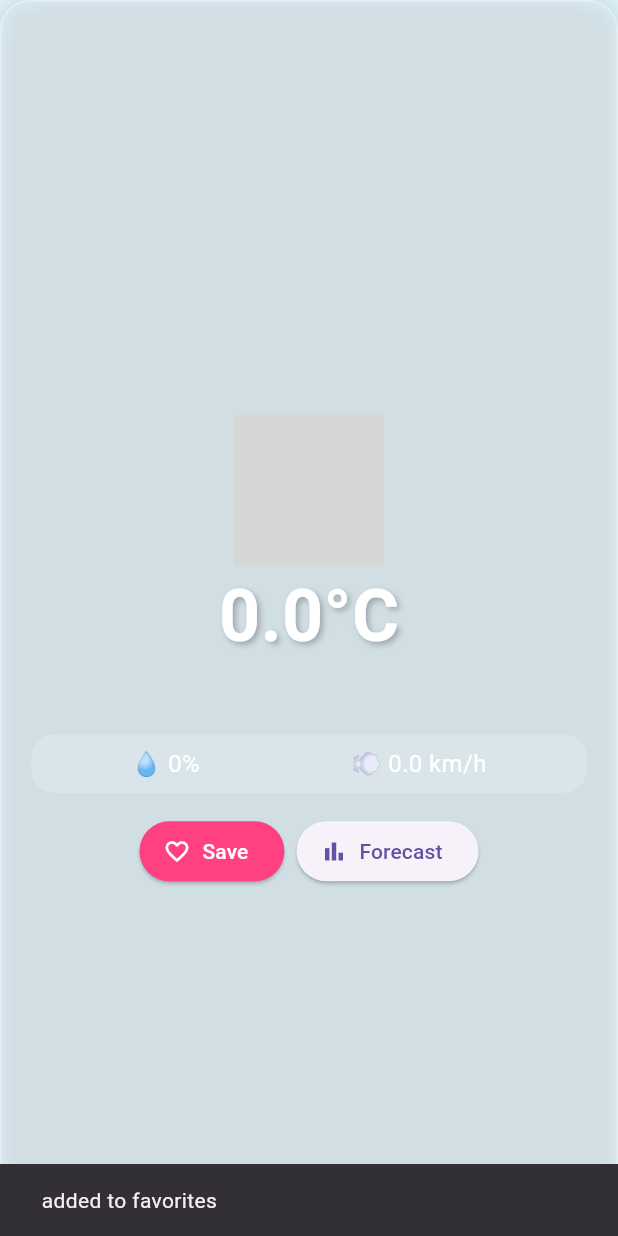
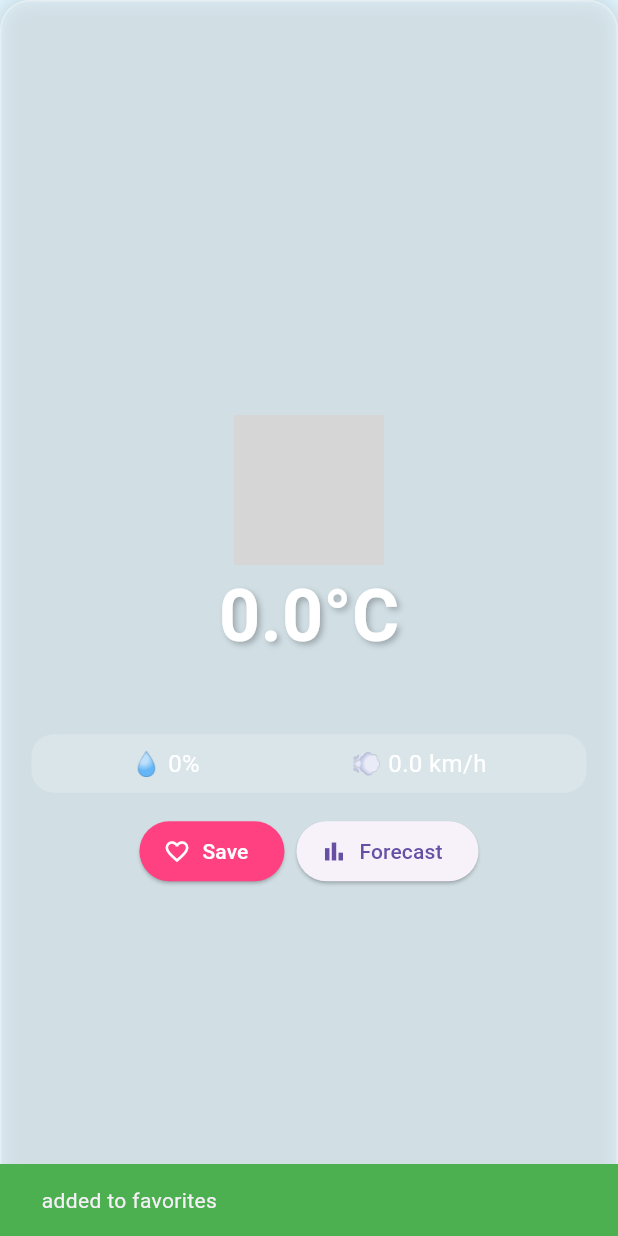
Before and after one commit to salharifan/SkyMind, a Flutter app: the WeatherCard widget shown alone on an empty page, opened directly with empty values, after a tap on "Save", on a phone screen of 412 x 824 dp. Run offline on Flutter 3.47's test engine with Material 3 defaults, Android fonts, the phone set to English and light mode, and no system bars; our stand-ins replace dio, fl_chart, flutter_local_notifications, flutter_riverpod, hive, hive_flutter and 1 more; missing offline and left inert: workmanager; accounts and stored records are empty; network calls fail; grey boxes are pictures that could not be loaded.

Commit message:
Add duplicate check for favorites

```diff
--- a/lib/features/favourites/view_model/favourites_view_model.dart
+++ b/lib/features/favourites/view_model/favourites_view_model.dart
@@ -17,11 +17,22 @@ class FavoritesNotifier extends StateNotifier<List<FavouritesModel>> {
     state = box.values.toList();
   }
 
-  Future<void> addFavorite(String cityName) async {
+  Future<bool> addFavorite(String cityName) async {
     final box = Hive.box<FavouritesModel>('favorites');
+
+    // Check for duplicate
+    final exists = box.values.any(
+      (element) => element.cityName.toLowerCase() == cityName.toLowerCase(),
+    );
+
+    if (exists) {
+      return false; // Already exists
+    }
+
     final city = FavouritesModel(cityName: cityName);
     await box.add(city);
     await loadFavorites();
+    return true; // Added successfully
   }
 
   Future<void> removeFavorite(String cityName) async {
--- a/lib/features/home/view/home_screen.dart
+++ b/lib/features/home/view/home_screen.dart
@@ -274,15 +274,25 @@ class WeatherCard extends StatelessWidget {
             Consumer(
               builder: (context, ref, child) {
                 return ElevatedButton.icon(
-                  onPressed: () {
-                    ref
+                  onPressed: () async {
+                    final success = await ref
                         .read(favoritesProvider.notifier)
                         .addFavorite(weather.cityName);
-                    ScaffoldMessenger.of(context).showSnackBar(
-                      SnackBar(
-                        content: Text("${weather.cityName} added to favorites"),
-                      ),
-                    );
+
+                    if (context.mounted) {
+                      ScaffoldMessenger.of(context).showSnackBar(
+                        SnackBar(
+                          content: Text(
+                            success
+                                ? "${weather.cityName} added to favorites"
+                                : "${weather.cityName} is already in favorites",
+                          ),
+                          backgroundColor: success
+                              ? Colors.green
+                              : Colors.orangeAccent,
+                        ),
+                      );
+                    }
                   },
                   icon: const Icon(Icons.favorite_border),
                   label: const Text("Save"),
```
